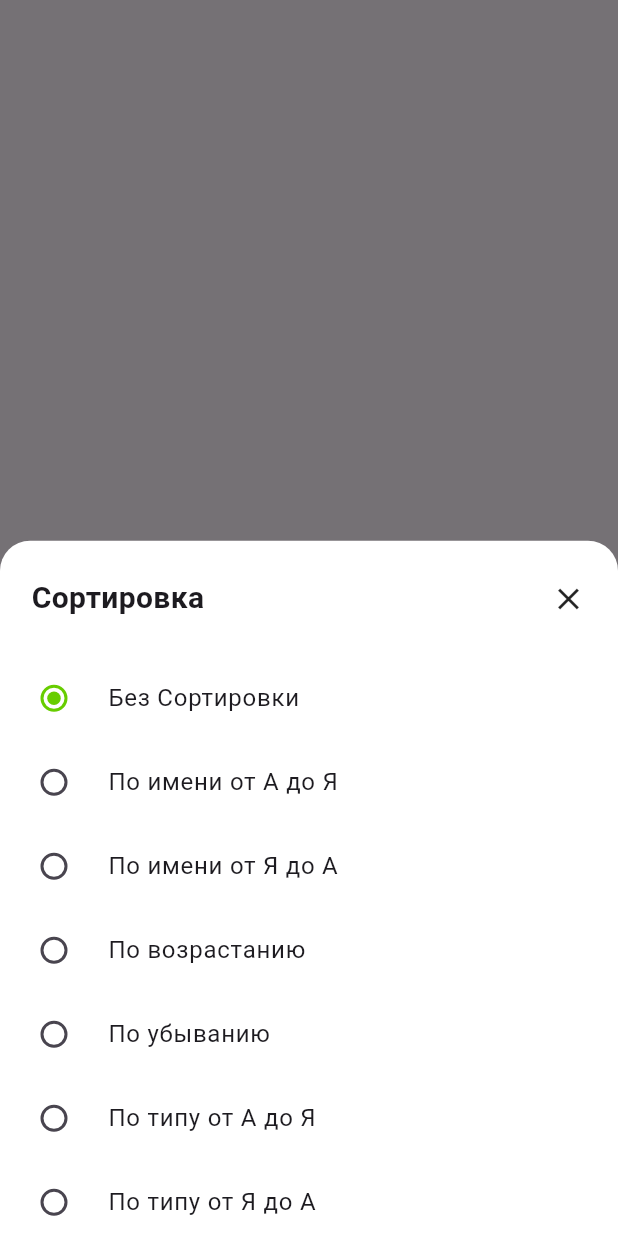
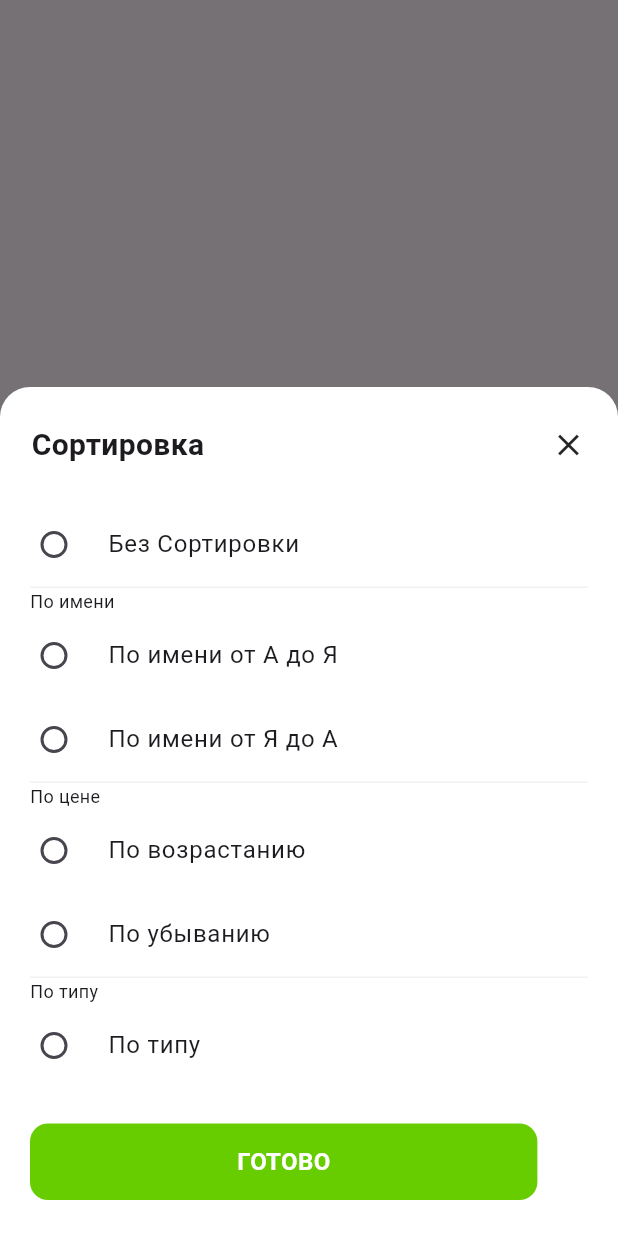
Before and after one commit to Inqlest/surf-course, a Flutter app: what modal() shows on an empty page, opened directly with empty values, on a phone screen of 412 x 824 dp. Run offline on Flutter 3.47's test engine with Material 3 defaults, Android fonts, the light colour scheme and no system bars; network calls fail.

Commit message:
task-11.1

```diff
--- a/task-11/lib/data.dart
+++ b/task-11/lib/data.dart
@@ -5,7 +5,7 @@ class ProductEntity {
   final int price;
 
   /// Категория товара.
-  final Category category;
+  late final Category category;
 
   /// Ссылка на изображение товара.
   final String imageUrl;
@@ -68,7 +68,6 @@ final dataForStudents = <ProductEntity>[
     category: Category.food,
     imageUrl: 'https://images.unsplash.com/photo-1589984662646-e7b2e4962f18?ixlib=rb-4.0.3&ixid=MnwxMjA3fDB8MHxwaG90by1wYWdlfHx8fGVufDB8fHx8&auto=format&fit=crop&w=2340&q=80',
     amount: Grams(1000),
-    sale: 50,
   ),
   ProductEntity(
     title: 'Дыня',
@@ -90,6 +89,7 @@ final dataForStudents = <ProductEntity>[
     category: Category.tech,
     amount: Quantity(1),
     imageUrl: 'https://images.unsplash.com/photo-1578643463396-0997cb5328c1?ixlib=rb-4.0.3&ixid=MnwxMjA3fDB8MHxzZWFyY2h8Mnx8bWl4ZXJ8ZW58MHx8MHx8&auto=format&fit=crop&w=900&q=60',
+    sale: 50,
   ),
   ProductEntity(
     title: 'Крем для загара',
--- a/task-11/lib/modal_bottom.dart
+++ b/task-11/lib/modal_bottom.dart
@@ -1,82 +1,29 @@
 import 'package:flutter/material.dart';
-import 'data.dart';
-import 'dart:async';
+import 'sorting_modal.dart';
 
-Future<List<ProductEntity>> modal(BuildContext context, List<ProductEntity> data) async {
-  final completer = Completer<List<ProductEntity>>();
-  List<String> option = [
-    'Без Сортировки',
-    'По имени от А до Я',
-    'По имени от Я до А',
-    'По возрастанию',
-    'По убыванию',
-    'По типу от А до Я',
-    'По типу от Я до А'
-  ];
-  String currentOption = option[0];
-  List<ProductEntity> dataSorted = List.from(data);
-  List<ProductEntity> originalData = List.from(data);
-  showModalBottomSheet(
+Future<String> modal(BuildContext context, String currentOption) async {
+  String? selectedOption = await showModalBottomSheet<dynamic>(
     context: context,
     backgroundColor: Colors.white,
+    isScrollControlled: true,
     elevation: 5,
     shape: const RoundedRectangleBorder(borderRadius: BorderRadius.vertical(top: Radius.circular(20))),
     builder: (BuildContext context) {
-        return StatefulBuilder(builder: (context, setState) {
-          return Column(
-            mainAxisAlignment: MainAxisAlignment.start,
+      return ListView(
+        shrinkWrap: true,
         children: [
-              Padding(
-                padding: const EdgeInsets.symmetric(
-                  horizontal: 21.0,
-                  vertical: 24.0,
-                ),
-                child: Row(
-                  mainAxisAlignment: MainAxisAlignment.spaceBetween,
-                  children: [
-                    const Text(
-                      "Сортировка",
-                      style: TextStyle(fontSize: 20, fontWeight: FontWeight.w700),
-                    ),
-                    GestureDetector(
-                      onTap: () {
-                        Navigator.pop(context); // Закрыть модальное окно
-                      },
-                      child: const Icon(Icons.close),
+          SortingModal(
+            currentOption: currentOption,
           ),
         ],
-                ),
-              ),
-              for (int i = 0; i < option.length; i++)
-                RadioListTile(
-                    title: Text(option[i]),
-                    activeColor: const Color.fromRGBO(103, 205, 0, 1),
-                    value: option[i],
-                    groupValue: currentOption,
-                    onChanged: (value) {
-                      setState(() {
-                        currentOption = value.toString();
-                        if (currentOption == option[0]) {
-                          completer.complete(originalData); // Возвращаем исходные данные
-                        } else if (currentOption == option[1]) {
-                          dataSorted.sort((a, b) => a.title.compareTo(b.title));
-                          completer.complete(dataSorted);
-                        } else if (currentOption == option[2]) {
-                          dataSorted.sort((b, a) => a.title.compareTo(b.title));
-                          completer.complete(dataSorted);
-                        } else if (currentOption == option[3]) {
-                          dataSorted.sort((a, b) => a.price.compareTo(b.price));
-                          completer.complete(dataSorted);
-                        } else if (currentOption == option[4]) {
-                          dataSorted.sort((b, a) => a.price.compareTo(b.price));
-                          completer.complete(dataSorted);
+      );
+    },
+  );
+
+  // ignore: unnecessary_null_comparison
+  if (selectedOption == null) {
+    return currentOption; // Замените на свое значение по умолчанию
+  } else {
+    return selectedOption;
   }
-                        Navigator.pop(context); // Закрыть модальное окно
-                      });
-                    })
-            ],
-          );
-        });
-      });
-  return completer.future;
 }
--- /dev/null
+++ b/task-11/lib/sorting_modal.dart
@@ -0,0 +1,173 @@
+import 'package:flutter/material.dart';
+
+class SortingModal extends StatefulWidget {
+  final String currentOption;
+  const SortingModal({Key? key, required this.currentOption}) : super(key: key);
+
+  @override
+  State<SortingModal> createState() => _SortingModalState(currentOption: currentOption);
+}
+
+class _SortingModalState extends State<SortingModal> {
+  final String currentOption;
+  List<String> option = [
+    'Без Сортировки',
+    'По имени от А до Я',
+    'По имени от Я до А',
+    'По возрастанию',
+    'По убыванию',
+    'По типу',
+  ];
+  _SortingModalState({required this.currentOption}) : selectedOption = currentOption;
+  String selectedOption;
+  @override
+  Widget build(BuildContext context) {
+    return Column(
+      mainAxisAlignment: MainAxisAlignment.start,
+      crossAxisAlignment: CrossAxisAlignment.start,
+      children: [
+        Padding(
+          padding: const EdgeInsets.symmetric(
+            horizontal: 21.0,
+            vertical: 24.0,
+          ),
+          child: Row(
+            mainAxisAlignment: MainAxisAlignment.spaceBetween,
+            children: [
+              const Text(
+                "Сортировка",
+                style: TextStyle(fontSize: 20, fontWeight: FontWeight.w700),
+              ),
+              GestureDetector(
+                onTap: () {
+                  Navigator.pop(context, selectedOption);
+                },
+                child: const Icon(Icons.close),
+              ),
+            ],
+          ),
+        ),
+        RadioListTile(
+          title: Text(option[0]),
+          activeColor: const Color.fromRGBO(103, 205, 0, 1),
+          value: option[0],
+          groupValue: selectedOption,
+          onChanged: (value) {
+            setState(() {
+              selectedOption = value.toString();
+              Navigator.pop(context, value);
+            });
+          },
+        ),
+        const Divider(
+          height: 1,
+          thickness: 1,
+          indent: 20,
+          endIndent: 20,
+          color: Color.fromRGBO(241, 241, 241, 1),
+        ),
+        const Padding(
+          padding: EdgeInsets.only(left: 20.0),
+          child: Text(
+            "По имени",
+            style: TextStyle(fontSize: 12, fontWeight: FontWeight.w400),
+          ),
+        ),
+        for (int i = 1; i < 3; i++)
+          RadioListTile(
+            title: Text(option[i]),
+            activeColor: const Color.fromRGBO(103, 205, 0, 1),
+            value: option[i],
+            groupValue: selectedOption,
+            onChanged: (value) {
+              setState(() {
+                selectedOption = value.toString();
+                Navigator.pop(context, value);
+              });
+            },
+          ),
+        const Divider(
+          height: 1,
+          thickness: 1,
+          indent: 20,
+          endIndent: 20,
+          color: Color.fromRGBO(241, 241, 241, 1),
+        ),
+        const Padding(
+          padding: EdgeInsets.only(left: 20.0),
+          child: Text(
+            "По цене",
+            style: TextStyle(fontSize: 12, fontWeight: FontWeight.w400),
+          ),
+        ),
+        for (int i = 3; i < 5; i++)
+          RadioListTile(
+            title: Text(option[i]),
+            activeColor: const Color.fromRGBO(103, 205, 0, 1),
+            value: option[i],
+            groupValue: selectedOption,
+            onChanged: (value) {
+              setState(() {
+                selectedOption = value.toString();
+                Navigator.pop(context, value);
+              });
+            },
+          ),
+        const Divider(
+          height: 1,
+          thickness: 1,
+          indent: 20,
+          endIndent: 20,
+          color: Color.fromRGBO(241, 241, 241, 1),
+        ),
+        const Padding(
+          padding: EdgeInsets.only(left: 20.0),
+          child: Text(
+            "По типу",
+            style: TextStyle(fontSize: 12, fontWeight: FontWeight.w400),
+          ),
+        ),
+        for (int i = 5; i < option.length; i++)
+          RadioListTile(
+            title: Text(option[i]),
+            activeColor: const Color.fromRGBO(103, 205, 0, 1),
+            value: option[i],
+            groupValue: selectedOption,
+            onChanged: (value) {
+              setState(() {
+                selectedOption = value.toString();
+                Navigator.pop(context, value);
+              });
+            },
+          ),
+        GestureDetector(
+            onTap: () {
+              Navigator.pop(context, selectedOption);
+            },
+            child: const Padding(
+                padding: EdgeInsets.symmetric(horizontal: 20, vertical: 24),
+                child: DecoratedBox(
+                  decoration: BoxDecoration(
+                      borderRadius: BorderRadius.only(
+                        topLeft: Radius.circular(12),
+                        topRight: Radius.circular(12),
+                        bottomLeft: Radius.circular(12),
+                        bottomRight: Radius.circular(12),
+                      ),
+                      color: Color.fromRGBO(103, 205, 0, 1)),
+                  child: Padding(
+                    padding: EdgeInsets.symmetric(horizontal: 138, vertical: 14),
+                    child: Text(
+                      'ГОТОВО',
+                      style: TextStyle(
+                        fontSize: 16,
+                        fontWeight: FontWeight.w700,
+                        color: Colors.white,
+                      ),
+                    ),
+                  ),
+                )))
+      ],
+    );
+  }
+}
```
Also changed, not shown: task-11/lib/bottom_bar.dart (+40 -32 lines), task-11/lib/filter.dart (added, +31 -0 lines), task-11/lib/filtered_by_category.dart (added, +43 -0 lines), task-11/lib/main.dart (+22 -20 lines), task-11/lib/product.dart (+7 -28 lines), task-11/lib/product_list.dart (added, +40 -0 lines), task-11/analysis_options.yaml (line endings or trailing spaces), task-11/lib/navigation_bar.dart (line endings or trailing spaces), task-11/pubspec.lock, task-11/pubspec.yaml (line endings or trailing spaces), 82 other files. Lines whose indentation alone changed are shown as unchanged.
